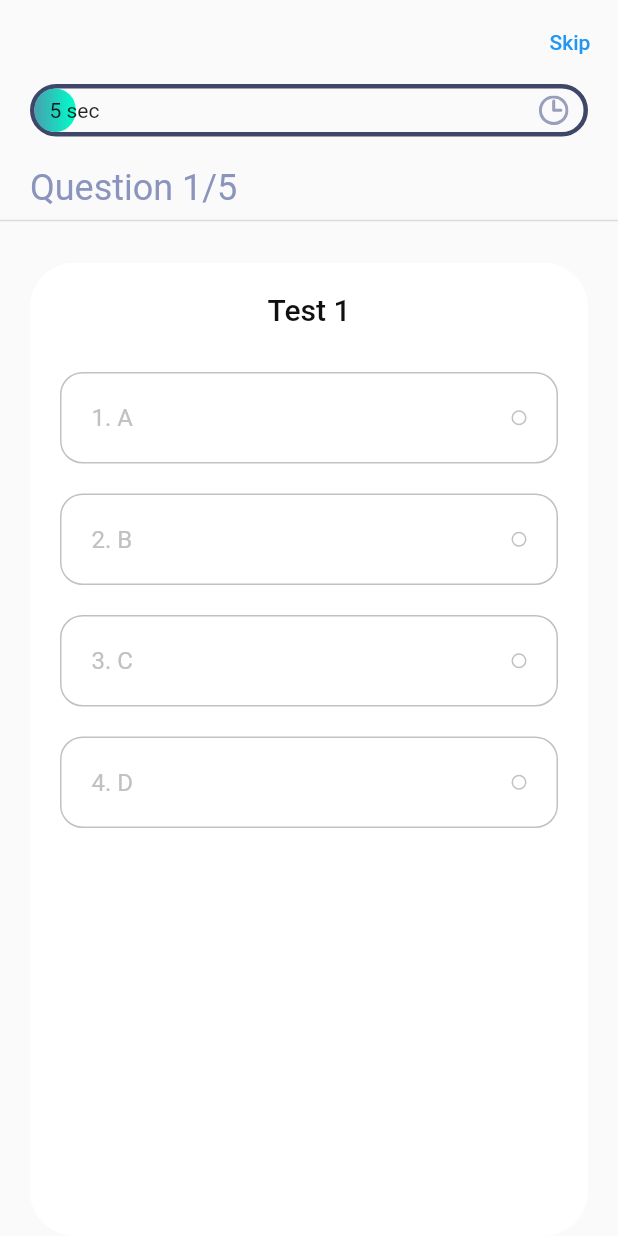
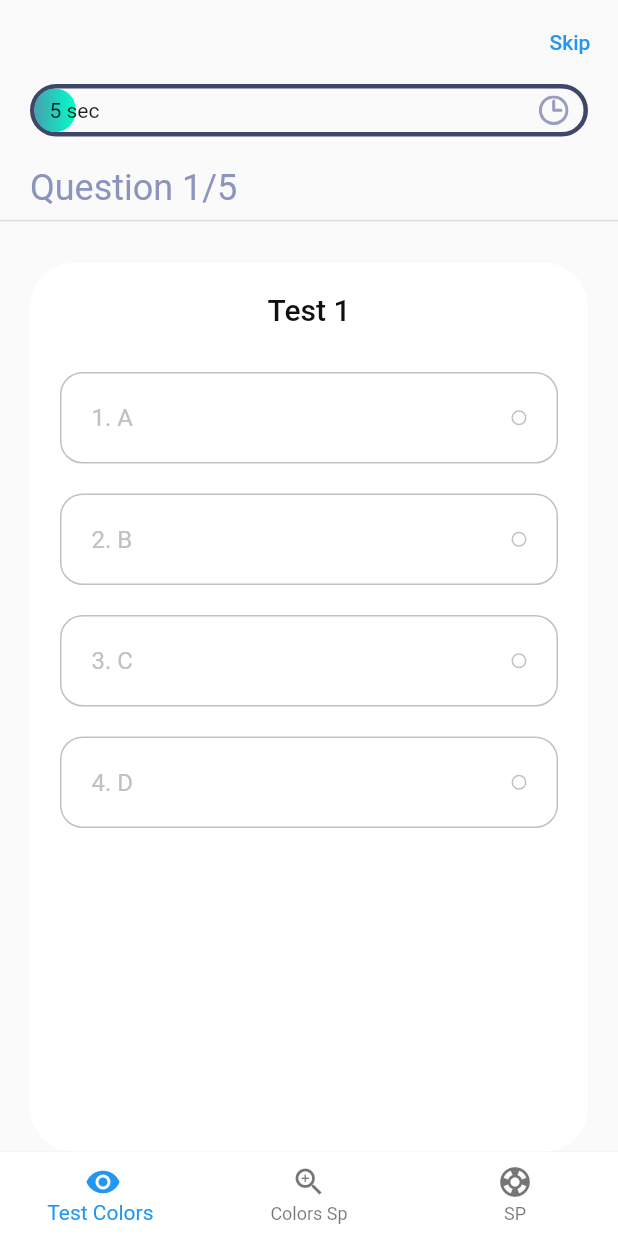
Before and after one commit to thanhqui9283/ColorBlind, a Flutter app: the screen it shows after launch, on a phone screen of 412 x 824 dp. Run offline on Flutter 3.47's test engine with Material 2 defaults, Android fonts, the phone set to English and light mode, and no system bars; our stand-ins replace animated_splash_screen, flutter_svg, get, image_picker; missing offline and left inert: tflite.

Commit message:
add detection colors (SP colors)

```diff
--- /dev/null
+++ b/assets/labels.txt
@@ -0,0 +1,5 @@
+màu Đen
+màu Xanh
+màu Đỏ
+màu  Vàng
+màu Xanh Lá Cây
--- a/lib/features/home_widget.dart
+++ b/lib/features/home_widget.dart
@@ -1,13 +1,55 @@
 import 'package:flutter/material.dart';
 
-class HomeWidget extends StatelessWidget {
+import 'detection_colors/check_colors.dart';
+import 'quiz_colors/quiz_widget.dart';
+import 'support_colors/support_colors.dart';
+
+class HomeWidget extends StatefulWidget {
   const HomeWidget({Key? key}) : super(key: key);
+
+  @override
+  State<HomeWidget> createState() => _HomeWidgetState();
+}
+
+class _HomeWidgetState extends State<HomeWidget> {
+  List<Widget> listWidget= <Widget>[
+    const QuizWidget(),
+    const CheckColors(),
+    const SupportColors(),
+
+  ];
+  int currentIndex = 0;
 
 
   @override
   Widget build(BuildContext context) {
-    return const Scaffold(
-
+    return  Scaffold(
+      body: listWidget[currentIndex],
+      bottomNavigationBar: BottomNavigationBar(
+        elevation: 1,
+        backgroundColor: Colors.white,
+        type: BottomNavigationBarType.fixed,
+        currentIndex: currentIndex,
+        items: [
+          BottomNavigationBarItem(
+              icon: currentIndex == 0 ? const Icon(Icons.remove_red_eye) : const Icon(Icons.remove_red_eye_outlined),
+              label: 'Test Colors '
+          ),
+          BottomNavigationBarItem(
+              icon: currentIndex == 1 ? const Icon(Icons.zoom_in) : const Icon(Icons.zoom_in_outlined),
+              label: 'Colors Sp'
+          ),
+          BottomNavigationBarItem(
+              icon: currentIndex == 2 ? const Icon(Icons.support) : const Icon(Icons.support),
+              label: 'SP'
+          )
+        ],
+        onTap: (int index){
+          setState(() {
+            currentIndex = index;
+          });
+        },
+      ),
     );
   }
 }
--- a/lib/features/quiz_colors/quiz_widget.dart
+++ b/lib/features/quiz_colors/quiz_widget.dart
@@ -5,8 +5,8 @@ import '../../components/body.dart';
 import '../../data/controllers/question_controller.dart';
 
 // ignore: camel_case_types
-class Quiz_Widget extends StatelessWidget {
-  const Quiz_Widget({Key? key}) : super(key: key);
+class QuizWidget extends StatelessWidget {
+  const QuizWidget({Key? key}) : super(key: key);
 
   @override
   Widget build(BuildContext context) {
--- a/lib/features/scrore_colors/score_widget.dart
+++ b/lib/features/scrore_colors/score_widget.dart
@@ -18,7 +18,7 @@ class ScoreScreen extends StatelessWidget {
             children: [
               const Spacer(flex: 3),
               Text(
-                "Score",
+                "Kết quả",
                 style: Theme.of(context)
                     .textTheme
                     .headline3!
--- a/lib/main.dart
+++ b/lib/main.dart
@@ -2,8 +2,6 @@ import 'package:animated_splash_screen/animated_splash_screen.dart';
 import '../resource/colors.dart';
 import '../features/home_widget.dart';
 import 'package:flutter/material.dart';
-
-import 'features/quiz_colors/quiz_widget.dart';
 
 void main() {
   runApp(const MyApp());
@@ -15,11 +13,11 @@ class MyApp extends StatelessWidget {
   @override
   Widget build(BuildContext context) {
     return MaterialApp(
-        title: 'Do An Tot Nghiep Yeahh',
+        title: 'Color Blind',
         home: AnimatedSplashScreen(
             duration: 2500,
             splash: Icons.home,
-            nextScreen:  const Quiz_Widget(),
+            nextScreen:   const HomeWidget(),
             splashTransition: SplashTransition.scaleTransition,
             backgroundColor: AppColors.splashColor));
   }
```
Also changed, not shown: lib/features/detection_colors/check_colors.dart (added, +151 -0 lines), lib/features/support_colors/support_colors.dart (added, +15 -0 lines), pubspec.yaml (+7 -0 lines), pubspec.lock, 4 other files.
